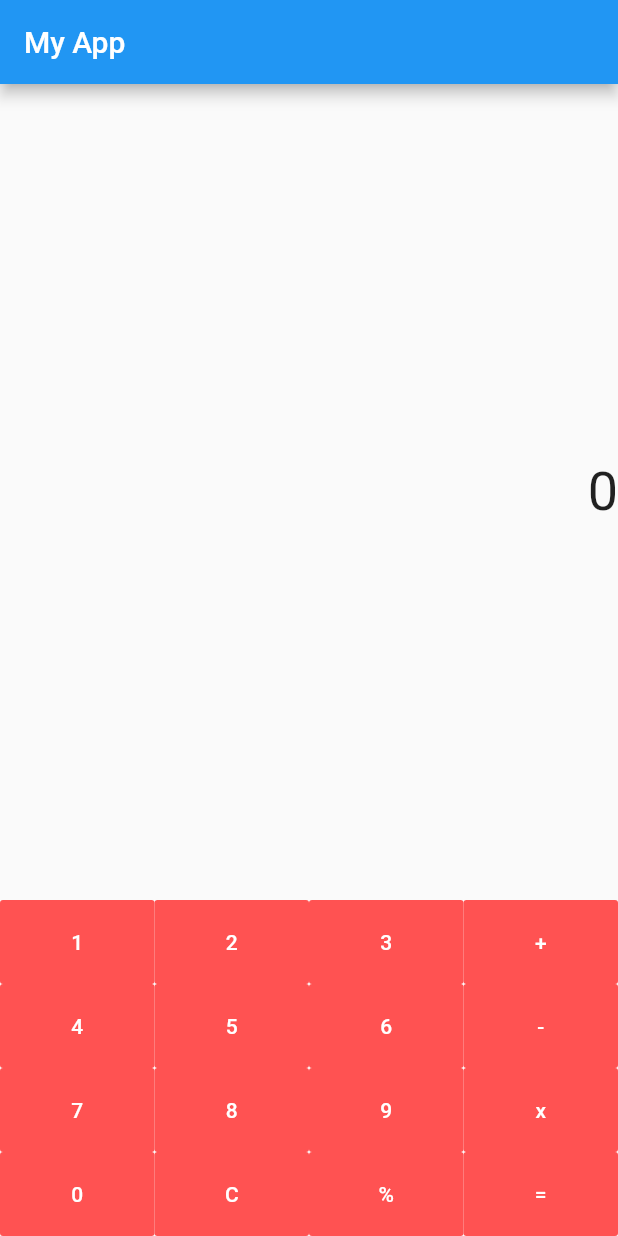
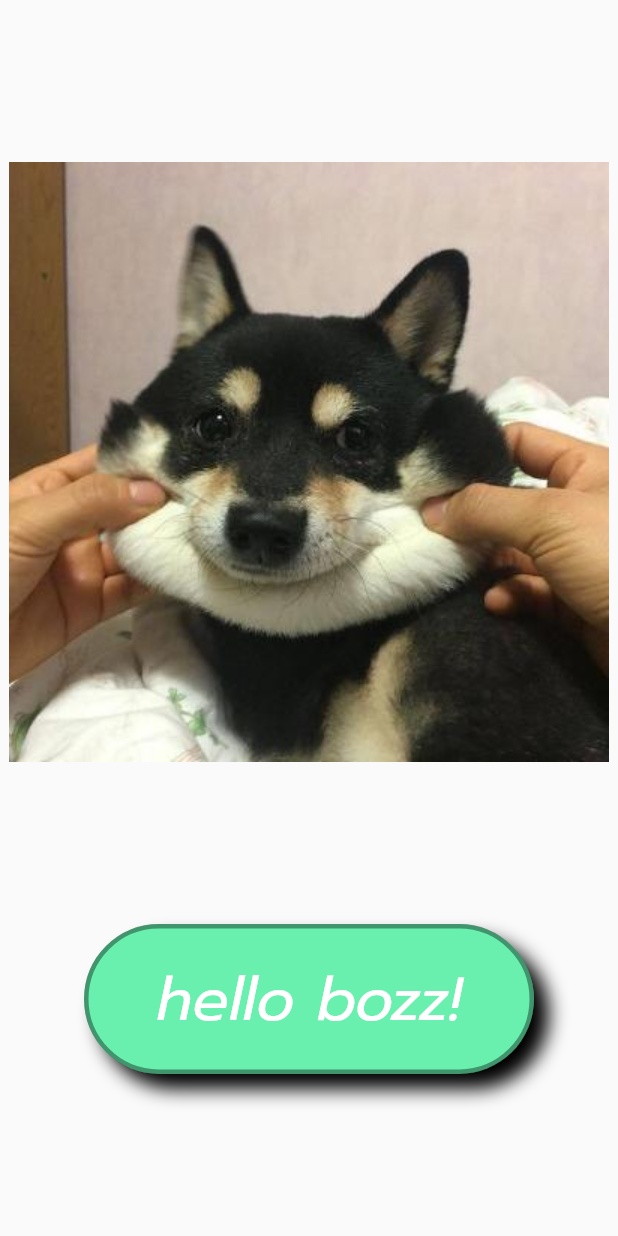
Before and after one commit to bozzlab/flutter-workshop, a Flutter app: the screen it shows after launch, on a phone screen of 412 x 824 dp. Run offline on Flutter 3.47's test engine with Material 2 defaults, Android fonts, the phone set to English and light mode, and no system bars; project files that could hold a hidden picture were left out.

Commit message:
[Add] picture to app

```diff
--- a/lib/main.dart
+++ b/lib/main.dart
@@ -1,147 +1,53 @@
 import 'package:flutter/material.dart';
-import 'package:math_expressions/math_expressions.dart';
-void main() => runApp(
-  MaterialApp(
-    title: 'My App',
-    home: Scaffold(
-      appBar: AppBar(
-        title: Text('My App'),
-      ),
-      body: MyApp(),
-    ),
-  ),
-);
-class MyApp extends StatefulWidget {
-  @override
-  _MyAppState createState() => _MyAppState();
-}
-class _MyAppState extends State<MyApp> {
-  String result = '0';
-  String eval = '0';
+void main() => runApp(MaterialApp(
+  title: 'My App',
+  home: Scaffold(body: MyApp()),
+));
+class MyApp extends StatelessWidget {
   @override
   Widget build(BuildContext context) {
-    return Column(
+    return Center(
+      child: Column(
+      mainAxisAlignment: MainAxisAlignment.spaceEvenly,
       children: <Widget>[
-        Expanded(
-          child: Container(
-            alignment: Alignment.centerRight,
-            child: Text(
-              result,
-              style: TextStyle(fontSize: 36),
+        Image.asset("assets/images/avatar.jpeg"),
+        InkWell(
+        onTap: () {
+          final snackBar = SnackBar(
+            content: Text('Hey!'),
+          );
+          Scaffold.of(context).showSnackBar(snackBar);
+        },
+        child: Container(
+          height: 100,
+          width: 300,
+          alignment: Alignment.center,
+          child: Text(
+            'hello bozz!',
+            style: TextStyle(
+              color: Colors.white,
+              fontSize: 40,
+              fontFamily: 'Prompt',
+              fontStyle: FontStyle.italic,
             ),
           ),
+          decoration: BoxDecoration(
+            color: Colors.greenAccent,
+            border: Border.all(color: Colors.black38, width: 3),
+            borderRadius: BorderRadius.circular(50),
+            boxShadow: [
+              BoxShadow(
+                color: Colors.black,
+                blurRadius: 10,
+                spreadRadius: 0,
+                offset: Offset(10, 10),
+              ),
+            ],
+          ),
         ),
-        Column(
-          children: <Widget>[
-            Row(
-              children: <Widget>[
-                _buildKeyPadButton(title: '1'),
-                _buildKeyPadButton(
-                  title: '2',
-                ),
-                _buildKeyPadButton(
-                  title: '3',
-                ),
-                _buildKeyPadButton(
-                  title: '+',
-                ),
-              ],
-            ),
-            Row(
-              children: <Widget>[
-                _buildKeyPadButton(
-                  title: '4',
-                ),
-                _buildKeyPadButton(
-                  title: '5',
-                ),
-                _buildKeyPadButton(
-                  title: '6',
-                ),
-                _buildKeyPadButton(
-                  title: '-',
-                ),
-              ],
-            ),
-            Row(
-              children: <Widget>[
-                _buildKeyPadButton(
-                  title: '7',
-                ),
-                _buildKeyPadButton(
-                  title: '8',
-                ),
-                _buildKeyPadButton(
-                  title: '9',
-                ),
-                _buildKeyPadButton(
-                  title: 'x',
-                ),
-              ],
-            ),
-            Row(
-              children: <Widget>[
-                _buildKeyPadButton(
-                  title: '0',
-                ),
-                _buildKeyPadButton(
-                  title: 'C',
-                ),
-                _buildKeyPadButton(
-                  title: '%',
-                ),
-                _buildKeyPadButton(
-                  title: '=',
-                ),
-              ],
-            ),
-          ],
-        ),
-      ],
+      ),
+    ],
+    ),
     );
   }
-  Expanded _buildKeyPadButton({String title}) {
-    return Expanded(
-      child: FlatButton(
-        color: Colors.redAccent,
-        padding: EdgeInsets.all(20),
-        child: Text(
-          title,
-          style: TextStyle(color: Colors.white),
-        ),
-        onPressed: () {
-          _addKey(title);
-        },
-      ),
-    );
-  }
-  void _addKey(String symbol) {
-    setState(() {
-      if (symbol == '=') {
-        Parser p = Parser();
-        Expression exp = p.parse(eval);
-        ContextModel cm = ContextModel();
-        double tmp = exp.evaluate(EvaluationType.REAL, cm);
-        result = '$tmp';
-        eval = '$tmp';
-      } else if (symbol == 'C') {
-        result = '0';
-        eval = '0';
-      } else {
-        if (result == '0') {
-          eval = symbol;
-          result = symbol;
-        } else {
-          if (symbol == 'x') {
-            eval += '*';
-          } else if (symbol == '%') {
-            eval += '/';
-          } else {
-            eval += symbol;
-          }
-          result += symbol;
-        }
-      }
-    });
-  }
 }
```
Also changed, not shown: pubspec.yaml (+12 -0 lines).
